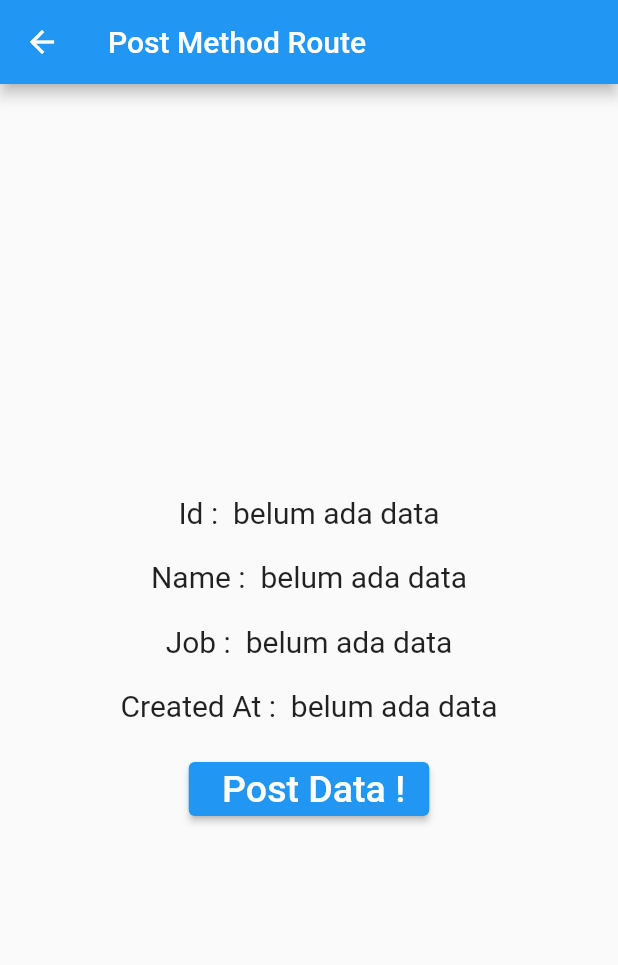
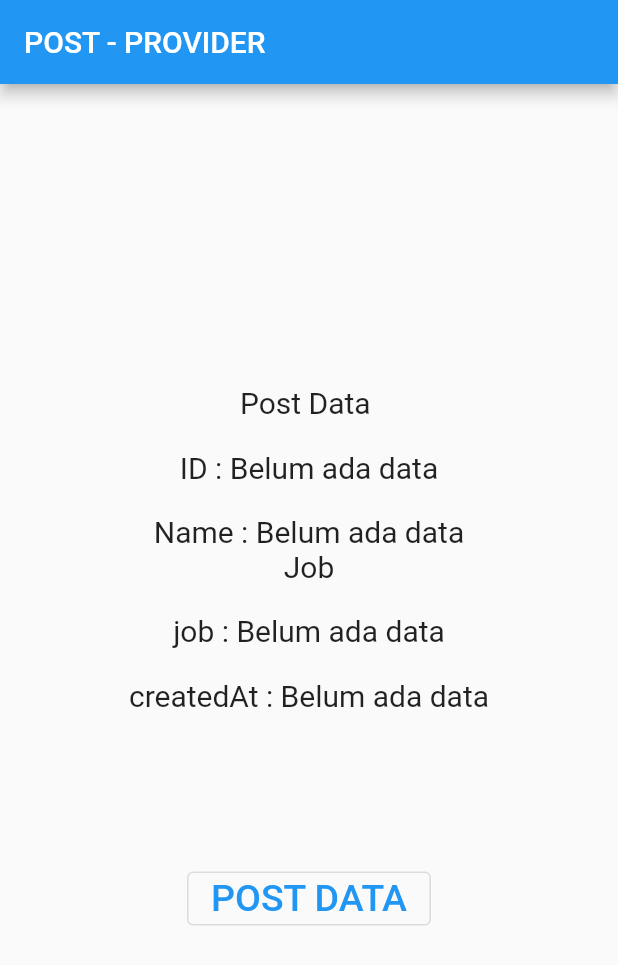
Before and after one commit to narumiya1/flutter_tst, a Flutter app: the screen it shows after launch, after a tap on "Api Method", on a phone screen of 412 x 824 dp. Shown: the top 965 px of the screen. Run offline on Flutter 3.47's test engine with Material 2 defaults, Android fonts, the phone set to English and light mode, and no system bars; network calls fail.

Commit message:
post method use provider

```diff
--- /dev/null
+++ b/lib/api_method/provider/api_method_provider.dart
@@ -0,0 +1,36 @@
+import 'dart:convert';
+
+import 'package:flutter/material.dart';
+import 'package:http/http.dart' as http;
+
+class HttpProvider with ChangeNotifier {
+  Map<String, dynamic> _data = {};
+  Map<String,dynamic> get data => _data;
+
+  int get jumlahData => _data.length;
+
+  void connectApi(String name, String job) async{
+
+    var url = "https://reqres.in/api/users";
+    Uri uri = Uri.parse("https://reqres.in/api/users");
+    // http.post(Uri.parse(url));
+
+    //result response
+    var hasil = await http.post(
+      uri,
+      body: {
+        "name": name,
+        "job": job,
+      },
+    );
+
+    //convert
+    _data = json.decode(hasil.body);
+
+    //state change
+    notifyListeners();
+
+
+  }
+
+}
--- /dev/null
+++ b/lib/api_method/provider/home_provider.dart
@@ -0,0 +1,90 @@
+import 'package:diajar_flutter/api_method/provider/api_method_provider.dart';
+import 'package:flutter/material.dart';
+import 'package:provider/provider.dart';
+
+class HomeProvider extends StatelessWidget {
+  @override
+  Widget build(BuildContext context) {
+    final dataProvider = Provider.of<HttpProvider>(context, listen: false);
+    return Scaffold(
+      appBar: AppBar(
+        title: Text("POST - PROVIDER"),
+      ),
+      body: Container(
+        width: double.infinity,
+        margin: const EdgeInsets.all(20),
+        child: Column(
+          mainAxisAlignment: MainAxisAlignment.center,
+          children: [
+            const FittedBox(child: Text("Post Data ", style: TextStyle(fontSize: 20))),
+            const SizedBox(height: 20),
+            FittedBox(
+              child: Consumer<HttpProvider>(
+                builder: (context, value, child) => Text(
+                  (value.data["id"] == null)
+                      ? "ID : Belum ada data"
+                      : "ID : ${value.data["id"]}",
+                  style: const TextStyle(fontSize: 20),
+                ),
+              ),
+            ),
+            const SizedBox(height: 20),
+            FittedBox(
+              child: Consumer<HttpProvider>(
+                builder: (context, value, child) => Text(
+                  (value.data["name"] == null)
+                      ? "Name : Belum ada data"
+                      : "Nama : ${value.data["name"]}",
+                  style: const TextStyle(fontSize: 20),
+                ),
+              ),
+            ),
+            const FittedBox(
+              child: Text(
+                "Job",
+                style: TextStyle(
+                  fontSize: 20,
+                ),
+              ),
+            ),
+            const SizedBox(height: 20),
+            FittedBox(
+              child: Consumer<HttpProvider>(
+                builder: (context, value, child) => Text(
+                  (value.data["job"] == null)
+                      ? "job : Belum ada data"
+                      : "job : ${value.data["job"]}",
+                  style: const TextStyle(fontSize: 20),
+                ),
+              ),
+            ),
+            const SizedBox(height: 20),
+
+            FittedBox(
+              child: Consumer<HttpProvider>(
+                builder: (context, value, child) => Text(
+                  (value.data["createdAt"] == null)
+                      ? "createdAt : Belum ada data"
+                      : "createdAt : ${value.data["createdAt"]}",
+                  style: const TextStyle(fontSize: 20),
+                ),
+              ),
+            ),
+            const SizedBox(height: 100),
+            OutlinedButton(
+              onPressed: () {
+                dataProvider.connectApi("Johni Andreann", "developers");
+              },
+              child: const Text(
+                "POST DATA",
+                style: TextStyle(
+                  fontSize: 25,
+                ),
+              ),
+            ),
+          ],
+        ),
+      ),
+    );
+  }
+}
--- /dev/null
+++ b/lib/api_method/provider/post_method_provider.dart
@@ -0,0 +1,20 @@
+
+import 'package:flutter/material.dart';
+import 'package:provider/provider.dart';
+
+import 'api_method_provider.dart';
+import 'home_provider.dart';
+
+class ApiMethodProvider extends StatelessWidget {
+  const ApiMethodProvider({super.key});
+
+  @override
+  Widget build(BuildContext context) {
+    return MaterialApp(
+      home: ChangeNotifierProvider(
+        create: (context) => HttpProvider(),
+        child: HomeProvider(),
+      ),
+    );
+  }
+}
--- a/lib/main.dart
+++ b/lib/main.dart
@@ -1,5 +1,7 @@
 import 'package:diajar_flutter/api_method/post_method_stefl.dart';
 import 'package:flutter/material.dart';
+
+import 'api_method/provider/post_method_provider.dart';
 
 void main() {
   runApp(const MyApp());
@@ -101,7 +103,7 @@ class _MyHomePageState extends State<MyHomePage> {
                   Navigator.push(
                       context,
                       MaterialPageRoute(
-                          builder: (context) => const ApiMethod()));
+                          builder: (context) => const ApiMethodProvider()));
                 },
                 child: Text('Api Method')),
             SizedBox(height: 24),
```
